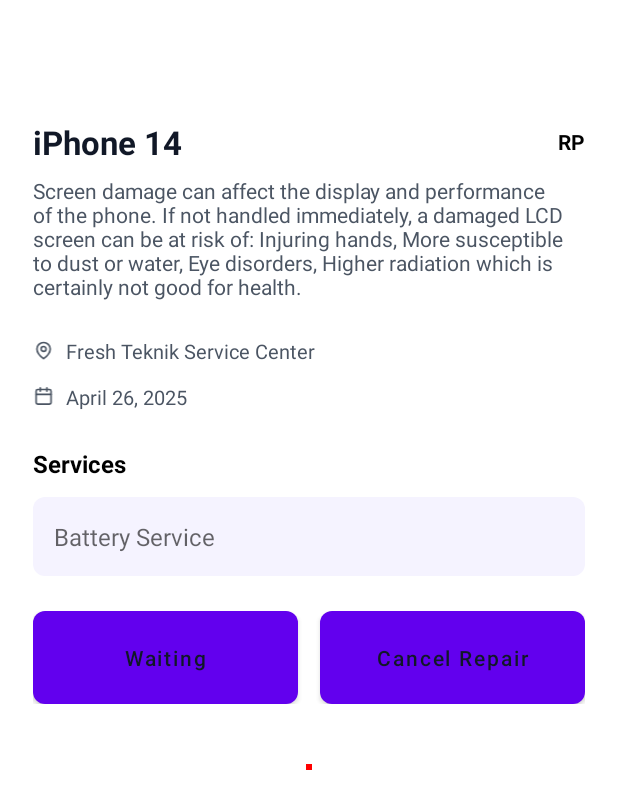
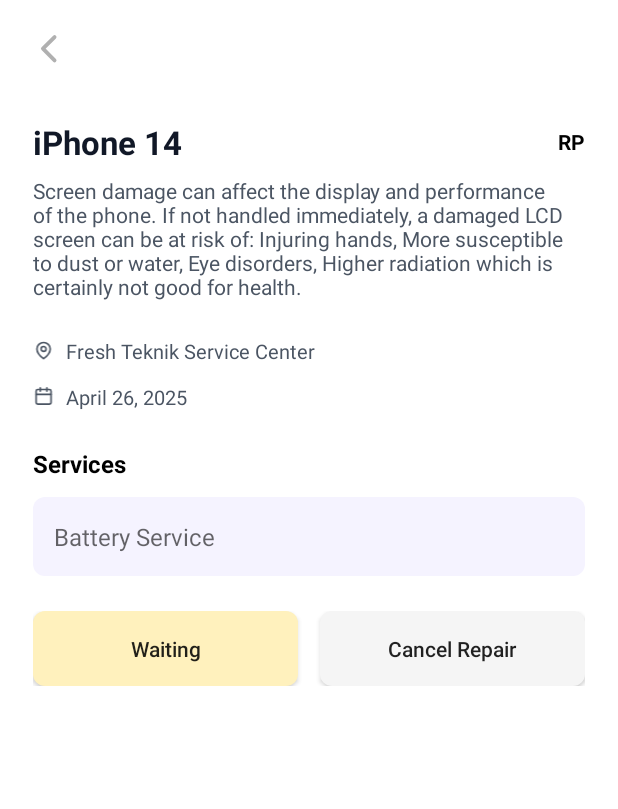
Before and after one commit to Mahathirrr/ElektroniCareBeta1, an Android app: the layout activity_detail_history_waiting.xml on its own in the app's theme, with its tools: preview values and no code run, on a phone screen of 412 x 824 dp. Shown: the top 809 px of the screen. Run offline under Robolectric (Android 15) with nearby library versions, the phone set to English and light mode, and no system bars.

Commit message:
modify activity_detail_history_waiting style

```diff
--- a/app/src/main/res/layout/activity_detail_history_waiting.xml
+++ b/app/src/main/res/layout/activity_detail_history_waiting.xml
@@ -31,10 +31,8 @@
                     android:layout_width="32dp"
                     android:layout_height="32dp"
                     android:background="@drawable/ic_arrow_left_tiny"
-                    android:text="&lt;"
                     android:gravity="center"
-                    android:textColor="#FFFFFF"
-                    android:textSize="18sp" />
+                    android:backgroundTint="#B0B0B0" />
             </RelativeLayout>
 
             <!-- Content Area -->
@@ -92,7 +90,7 @@
                         android:layout_width="14dp"
                         android:layout_height="14dp"
                         android:src="@drawable/ic_location_pin"
-                        android:tint="#4B5563"
+                        app:tint="#4B5563"
                         android:layout_marginEnd="8dp"/>
 
                     <TextView
@@ -115,7 +113,7 @@
                         android:layout_width="14dp"
                         android:layout_height="14dp"
                         android:src="@drawable/ic_calender"
-                        android:tint="#4B5563"
+                        app:tint="#4B5563"
                         android:layout_marginEnd="8dp"/>
 
                     <TextView
@@ -157,35 +155,26 @@
                     android:orientation="horizontal"
                     android:layout_marginBottom="40dp">
 
-                    <Button
+                    <androidx.appcompat.widget.AppCompatButton
                         android:layout_width="0dp"
                         android:layout_height="wrap_content"
                         android:layout_weight="1"
                         android:text="Waiting"
                         android:textAllCaps="false"
-                        android:textColor="#111827"
                         android:background="@drawable/yellow_button_background"
                         android:padding="15dp"
                         android:layout_marginEnd="7dp"/>
 
-                    <Button
+                    <androidx.appcompat.widget.AppCompatButton
                         android:layout_width="0dp"
                         android:layout_height="wrap_content"
                         android:layout_weight="1"
                         android:text="Cancel Repair"
                         android:textAllCaps="false"
-                        android:textColor="#111827"
                         android:background="@drawable/gray_button_background"
                         android:padding="15dp"
                         android:layout_marginStart="7dp"/>
                 </LinearLayout>
-
-                <!-- Small red rectangle indicator -->
-                <View
-                    android:layout_width="4dp"
-                    android:layout_height="4dp"
-                    android:background="#FF0000"
-                    android:layout_gravity="center_horizontal" />
             </LinearLayout>
         </LinearLayout>
     </ScrollView>
--- a/app/src/main/res/layout/activity_onboarding1.xml
+++ b/app/src/main/res/layout/activity_onboarding1.xml
@@ -26,7 +26,7 @@
         android:layout_height="wrap_content"
         android:layout_marginHorizontal="24dp"
         android:layout_marginBottom="16dp"
-        android:background="@drawable/button_background_purple"
+        android:background="@drawable/button_purple"
         android:text="Next"
         android:textColor="#FFFFFF"
         android:textSize="16sp" />
@@ -37,7 +37,7 @@
         android:layout_height="wrap_content"
         android:layout_marginHorizontal="24dp"
         android:layout_marginBottom="32dp"
-        android:background="@drawable/button_background_white"
+        android:background="@drawable/button_outline_white"
         android:text="Skip"
         android:textColor="#7C3AED"
         android:textSize="16sp" />
```
Also changed, not shown: app/src/main/res/drawable/button_outline_white.xml (added, +8 -0 lines).
